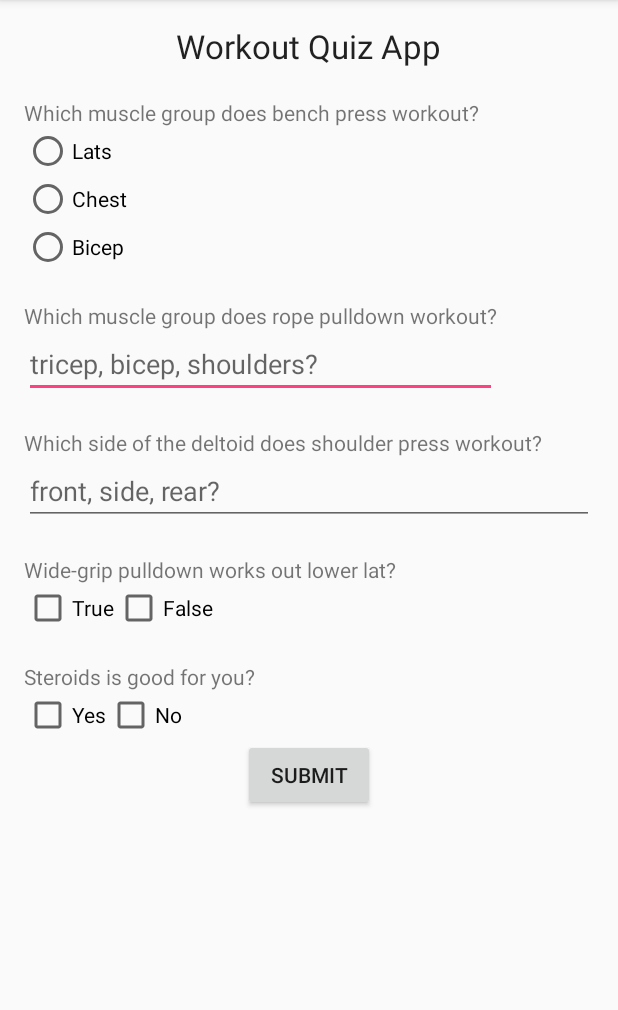
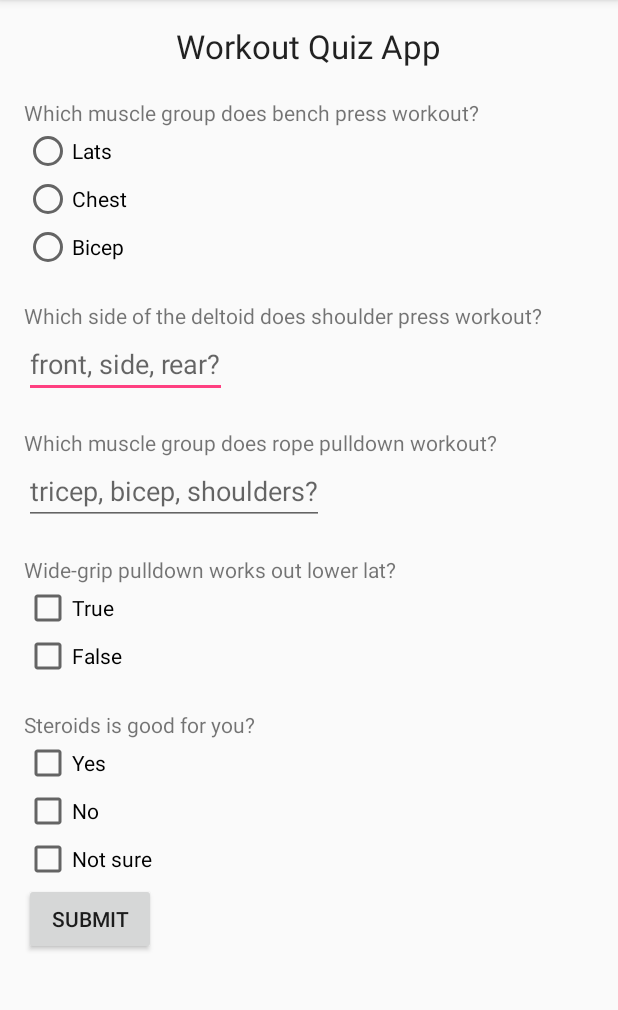
Before and after one commit to bwong199/Udacity-Android-Basic-Quiz-App, an Android app: the screen it shows after launch (MainActivity), on a phone screen of 412 x 824 dp, the part 84-1094 px from its top. Run offline under Robolectric (Android 15) with nearby library versions, the phone set to English and light mode, and no system bars.

```diff
--- a/app/src/main/java/com/benwong/udacityquiz/MainActivity.java
+++ b/app/src/main/java/com/benwong/udacityquiz/MainActivity.java
@@ -31,7 +31,9 @@ public class MainActivity extends AppCompatActivity {
     private CheckBox q4InputF;
     private CheckBox q5InputT;
     private CheckBox q5InputF;
+    private CheckBox q5InputM;
     private Button submitButton;
+    private int score;
 
     @Override
     protected void onCreate(Bundle savedInstanceState) {
@@ -50,11 +52,14 @@ public class MainActivity extends AppCompatActivity {
         q4InputF = (CheckBox)findViewById(R.id.q4AnswerF);
         q5InputT = (CheckBox)findViewById(R.id.q5AnswerT);
         q5InputF = (CheckBox)findViewById(R.id.q5AnswerF);
+        q5InputM = (CheckBox)findViewById(R.id.q5AnswerM);
 
         submitButton = (Button) findViewById(R.id.button);
 
         final int selectedId = radioButtonGroup.getCheckedRadioButtonId();
         selectedRadioBtn = (RadioButton) findViewById(selectedId);
+
+        score = 5;
 
         radioButtonGroup.setOnCheckedChangeListener(new RadioGroup.OnCheckedChangeListener() {
             @Override
@@ -73,56 +78,83 @@ public class MainActivity extends AppCompatActivity {
 
                 q2Answer = String.valueOf(q2Input.getText());
                 q3Answer = String.valueOf(q3Input.getText());
-                if(q4InputT.isChecked()){
+
+                if(q4InputT.isChecked() && !q4InputF.isChecked()) {
                     q4Answer = "true";
-                    q4InputF.setChecked(false);
+                }else{
+                    q4Answer="false";
                 }
 
 
-                if(q4InputF.isChecked()){
-                    q4Answer = "false";
-                    q4InputT.setChecked(false);
+//                if(q4InputT.isChecked()){
+//                    q4Answer = "true";
+//                    q4InputF.setChecked(false);
+//                }
+//
+//
+//                if(q4InputF.isChecked()){
+//                    q4Answer = "false";
+//                    q4InputT.setChecked(false);
+//                }
+
+
+                if(q5InputT.isChecked() && !q5InputF.isChecked()){
+                    q5Answer = "yes";
+
+                }else {
+                    q5Answer = "no";
                 }
 
-
-                if(q5InputT.isChecked()){
-                    q5Answer = "yes";
-                    q5InputF.setChecked(false);
+                if(q5InputM.isChecked()){
+                    q5Answer = "maybe";
                 }
 
-                if(q5InputF.isChecked()){
-                    q5Answer = "no";
-                    q5InputT.setChecked(false);
-                }
+//                if(q5InputF.isChecked()){
+//                    q5Answer = "no";
+//                    q5InputT.setChecked(false);
+//                }
 
                 System.out.println(q1Answer);
                 System.out.println(q2Answer);
                 System.out.println(q3Answer);
                 System.out.println(q4Answer);
                 System.out.println(q5Answer);
+                System.out.println(score);
 
                 if(!q1Answer.equals(null)  ||!q2Answer.equals(null)  ||!q3Answer.equals(null)  ||!q4Answer.equals(null)  || !q5Answer.equals(null)){
                     if(!(q1Answer.equals("Chest"))){
                         Toast.makeText(getApplicationContext(), "Bench press works out chest", Toast.LENGTH_SHORT).show();
+                        score = score - 1;
                     }
 
                     if(!(q2Answer.equals("tricep"))){
                         Toast.makeText(getApplicationContext(), "Rope pulldown works out tricep", Toast.LENGTH_SHORT).show();
+                        score = score - 1;
                     }
 
                     if(!(q3Answer.equals("front"))){
                         Toast.makeText(getApplicationContext(), "Shoulder press works out front delt", Toast.LENGTH_SHORT).show();
+                        score = score - 1;
                     }
 
                     if(!(q4Answer.equals("true"))){
                         Toast.makeText(getApplicationContext(), "Shoulder press works out front delt", Toast.LENGTH_SHORT).show();
+                        score = score - 1;
                     }
 
                     if(!(q5Answer.equals("no"))){
                         Toast.makeText(getApplicationContext(), "Don't roid. It's not good for you.", Toast.LENGTH_SHORT).show();
+                        score = score - 1;
                     }
+
+                    if(q5Answer.equals("maybe")){
+                        Toast.makeText(getApplicationContext(), "Maybe some cycle your roid to get a bit of size :)", Toast.LENGTH_SHORT).show();
+                    }
+
+                    Toast.makeText(getApplicationContext(), "Your score is " + score + " out of 5", Toast.LENGTH_SHORT).show();
+
+                    System.out.println(score);
                 }
-
             }
         });
     }
--- a/app/src/main/res/layout/activity_main.xml
+++ b/app/src/main/res/layout/activity_main.xml
@@ -12,128 +12,165 @@
 
 
     <ScrollView
+        android:id="@+id/scrollView"
         android:layout_width="wrap_content"
-        android:layout_height="wrap_content"
-        android:id="@+id/scrollView">
+        android:layout_height="wrap_content">
         <RelativeLayout
             android:layout_width="match_parent"
             android:layout_height="match_parent">
             <TextView
+                android:id="@+id/appTitle"
                 android:layout_width="wrap_content"
                 android:layout_height="wrap_content"
-                android:textAppearance="?android:attr/textAppearanceLarge"
+                android:layout_alignParentTop="true"
+                android:layout_centerHorizontal="true"
                 android:text="Workout Quiz App"
-                android:id="@+id/textView" android:layout_alignParentTop="true"
-                android:layout_centerHorizontal="true"/>
+                android:textAppearance="?android:attr/textAppearanceLarge"/>
             <TextView
+                android:id="@+id/q1TV"
                 android:layout_width="wrap_content"
                 android:layout_height="wrap_content"
-                android:text="Which muscle group does bench press workout?"
-                android:id="@+id/textView2" android:layout_below="@+id/textView"
-                android:layout_alignParentLeft="true" android:layout_alignParentStart="true"
-                android:layout_marginTop="20dp"/>
+                android:layout_alignParentLeft="true"
+                android:layout_alignParentStart="true"
+                android:layout_below="@+id/appTitle"
+                android:layout_marginTop="20dp"
+                android:text="Which muscle group does bench press workout?"/>
             <RadioGroup
+                android:id="@+id/radioButtonGroup"
                 android:layout_width="match_parent"
                 android:layout_height="match_parent"
                 android:layout_alignParentLeft="true"
-                android:layout_alignParentStart="true" android:layout_below="@+id/textView2"
-                android:orientation="vertical" android:id="@+id/radioButtonGroup">
+                android:layout_alignParentStart="true"
+                android:layout_below="@+id/q1TV"
+                android:orientation="vertical">
                 <RadioButton
+                    android:id="@+id/radioLatAnswer"
                     android:layout_width="wrap_content"
                     android:layout_height="wrap_content"
-                    android:text="Lats"
-                    android:id="@+id/radioLatAnswer"
-                    android:checked="false" android:layout_below="@+id/textView2"
-                    android:layout_alignLeft="@+id/textView" android:layout_alignStart="@+id/textView"/>
+                    android:layout_alignLeft="@+id/appTitle"
+                    android:layout_alignStart="@+id/appTitle"
+                    android:layout_below="@+id/q1TV"
+                    android:checked="false"
+                    android:text="Lats"/>
                 <RadioButton
+                    android:id="@+id/radioChestAnswer"
                     android:layout_width="wrap_content"
                     android:layout_height="wrap_content"
-                    android:text="Chest"
-                    android:id="@+id/radioChestAnswer" android:layout_below="@+id/textView2"
-                    android:layout_alignParentLeft="true" android:layout_alignParentStart="true"
-                    android:checked="false"/>
+                    android:layout_alignParentLeft="true"
+                    android:layout_alignParentStart="true"
+                    android:layout_below="@+id/q1TV"
+                    android:checked="false"
+                    android:text="Chest"/>
                 <RadioButton
+                    android:id="@+id/radioBicepAnswer"
                     android:layout_width="wrap_content"
                     android:layout_height="wrap_content"
-                    android:text="Bicep"
-                    android:id="@+id/radioBicepAnswer" android:checked="false"/>
+                    android:checked="false" android:text="Bicep"/>
+                <TextView
+                    android:id="@+id/q2TV"
+                    android:layout_width="wrap_content"
+                    android:layout_height="wrap_content"
+                    android:layout_alignParentLeft="true"
+                    android:layout_alignParentStart="true"
+                    android:layout_below="@+id/q2Answer"
+                    android:layout_marginTop="20dp"
+                    android:text="Which side of the deltoid does shoulder press workout?"/>
+                <EditText
+                    android:id="@+id/q3Answer"
+                    android:layout_width="wrap_content"
+                    android:layout_height="wrap_content"
+                    android:layout_alignParentEnd="true"
+                    android:layout_alignParentLeft="true"
+                    android:layout_alignParentRight="true"
+                    android:layout_alignParentStart="true"
+                    android:layout_below="@+id/q2TV"
+                    android:hint="front, side, rear?"/>
+                <TextView
+                    android:id="@+id/q3TV"
+                    android:layout_width="wrap_content"
+                    android:layout_height="wrap_content"
+                    android:layout_alignParentLeft="true"
+                    android:layout_alignParentStart="true"
+                    android:layout_below="@+id/scrollView"
+                    android:layout_marginTop="20dp"
+                    android:text="Which muscle group does rope pulldown workout?"/>
+                <EditText
+                    android:id="@+id/q2Answer"
+                    android:layout_width="wrap_content"
+                    android:layout_height="wrap_content"
+                    android:layout_alignEnd="@+id/q3TV"
+                    android:layout_alignParentLeft="true"
+                    android:layout_alignParentStart="true"
+                    android:layout_alignRight="@+id/q3TV"
+                    android:layout_below="@+id/q3TV"
+                    android:hint="tricep, bicep, shoulders?"/>
+                <TextView
+                    android:id="@+id/q4TV"
+                    android:layout_width="wrap_content"
+                    android:layout_height="wrap_content"
+                    android:layout_alignParentLeft="true"
+                    android:layout_alignParentStart="true"
+                    android:layout_below="@+id/q3Answer"
+                    android:layout_marginTop="20dp"
+                    android:text="Wide-grip pulldown works out lower lat?"/>
+                <CheckBox
+                    android:id="@+id/q4AnswerT"
+                    android:layout_width="wrap_content"
+                    android:layout_height="wrap_content"
+                    android:layout_alignParentLeft="true"
+                    android:layout_alignParentStart="true"
+                    android:layout_below="@+id/q4TV"
+                    android:checked="false"
+                    android:text="True"/>
+                <CheckBox
+                    android:id="@+id/q4AnswerF"
+                    android:layout_width="wrap_content"
+                    android:layout_height="wrap_content"
+                    android:layout_above="@+id/q5TV"
+                    android:layout_toEndOf="@+id/q4AnswerT"
+                    android:layout_toRightOf="@+id/q4AnswerT"
+                    android:checked="false"
+                    android:text="False"/>
+                <TextView
+                    android:id="@+id/q5TV"
+                    android:layout_width="wrap_content"
+                    android:layout_height="wrap_content"
+                    android:layout_alignParentLeft="true"
+                    android:layout_alignParentStart="true"
+                    android:layout_below="@+id/q4AnswerT"
+                    android:layout_marginTop="20dp"
+                    android:text="Steroids is good for you?"/>
+                <CheckBox
+                    android:id="@+id/q5AnswerT"
+                    android:layout_width="wrap_content"
+                    android:layout_height="wrap_content"
+                    android:layout_alignParentLeft="true"
+                    android:layout_alignParentStart="true"
+                    android:layout_below="@+id/q5TV"
+                    android:checked="false"
+                    android:text="Yes"/>
+                <CheckBox
+                    android:id="@+id/q5AnswerF"
+                    android:layout_width="wrap_content"
+                    android:layout_height="wrap_content"
+                    android:layout_above="@+id/button"
+                    android:layout_toEndOf="@+id/q5AnswerT"
+                    android:layout_toRightOf="@+id/q5AnswerT"
+                    android:checked="false"
+                    android:text="No"/>
+                <CheckBox
+                    android:layout_width="wrap_content"
+                    android:layout_height="wrap_content"
+                    android:text="Not sure"
+                    android:id="@+id/q5AnswerM"/>
+                <Button
+                    android:id="@+id/button"
+                    android:layout_width="wrap_content"
+                    android:layout_height="wrap_content"
+                    android:layout_below="@+id/q5AnswerT"
+                    android:layout_centerHorizontal="true"
+                    android:text="Submit"/>
             </RadioGroup>
         </RelativeLayout>
     </ScrollView>
-    <TextView
-        android:layout_width="wrap_content"
-        android:layout_height="wrap_content"
-        android:text="Which muscle group does rope pulldown workout?"
-        android:id="@+id/textView3" android:layout_below="@+id/scrollView"
-        android:layout_alignParentLeft="true" android:layout_alignParentStart="true"
-        android:layout_marginTop="20dp"/>
-    <EditText
-        android:layout_width="wrap_content"
-        android:layout_height="wrap_content"
-        android:id="@+id/q2Answer" android:layout_below="@+id/textView3"
-        android:layout_alignParentLeft="true" android:layout_alignParentStart="true"
-        android:layout_alignRight="@+id/textView3" android:layout_alignEnd="@+id/textView3"
-        android:hint="tricep, bicep, shoulders?"/>
-    <TextView
-        android:layout_width="wrap_content"
-        android:layout_height="wrap_content"
-        android:text="Which side of the deltoid does shoulder press workout?"
-        android:id="@+id/textView4" android:layout_below="@+id/q2Answer"
-        android:layout_alignParentLeft="true" android:layout_alignParentStart="true"
-        android:layout_marginTop="20dp"/>
-    <EditText
-        android:layout_width="wrap_content"
-        android:layout_height="wrap_content"
-        android:id="@+id/q3Answer" android:layout_below="@+id/textView4"
-        android:layout_alignParentLeft="true" android:layout_alignParentStart="true"
-        android:layout_alignParentRight="true" android:layout_alignParentEnd="true"
-        android:hint="front, side, rear?"/>
-    <TextView
-        android:layout_width="wrap_content"
-        android:layout_height="wrap_content"
-        android:text="Wide-grip pulldown works out lower lat?"
-        android:id="@+id/textView5" android:layout_below="@+id/q3Answer"
-        android:layout_alignParentLeft="true" android:layout_alignParentStart="true"
-        android:layout_marginTop="20dp"/>
-    <CheckBox
-        android:layout_width="wrap_content"
-        android:layout_height="wrap_content"
-        android:text="True"
-        android:id="@+id/q4AnswerT" android:layout_below="@+id/textView5"
-        android:layout_alignParentLeft="true" android:layout_alignParentStart="true"
-        android:checked="false"/>
-    <TextView
-        android:layout_width="wrap_content"
-        android:layout_height="wrap_content"
-        android:text="Steroids is good for you?"
-        android:id="@+id/textView6" android:layout_below="@+id/q4AnswerT"
-        android:layout_alignParentLeft="true" android:layout_alignParentStart="true"
-        android:layout_marginTop="20dp"/>
-    <CheckBox
-        android:layout_width="wrap_content"
-        android:layout_height="wrap_content"
-        android:text="Yes"
-        android:id="@+id/q5AnswerT" android:layout_below="@+id/textView6"
-        android:layout_alignParentLeft="true" android:layout_alignParentStart="true"
-        android:checked="false"/>
-    <Button
-        android:layout_width="wrap_content"
-        android:layout_height="wrap_content"
-        android:text="Submit"
-        android:id="@+id/button"
-        android:layout_below="@+id/q5AnswerT" android:layout_centerHorizontal="true"/>
-    <CheckBox
-        android:layout_width="wrap_content"
-        android:layout_height="wrap_content"
-        android:text="False"
-        android:id="@+id/q4AnswerF" android:layout_above="@+id/textView6"
-        android:layout_toRightOf="@+id/q4AnswerT" android:layout_toEndOf="@+id/q4AnswerT"
-        android:checked="false"/>
-    <CheckBox
-        android:layout_width="wrap_content"
-        android:layout_height="wrap_content"
-        android:text="No"
-        android:id="@+id/q5AnswerF" android:layout_above="@+id/button"
-        android:layout_toRightOf="@+id/q5AnswerT" android:layout_toEndOf="@+id/q5AnswerT"
-        android:checked="false"/>
 </RelativeLayout>
```
